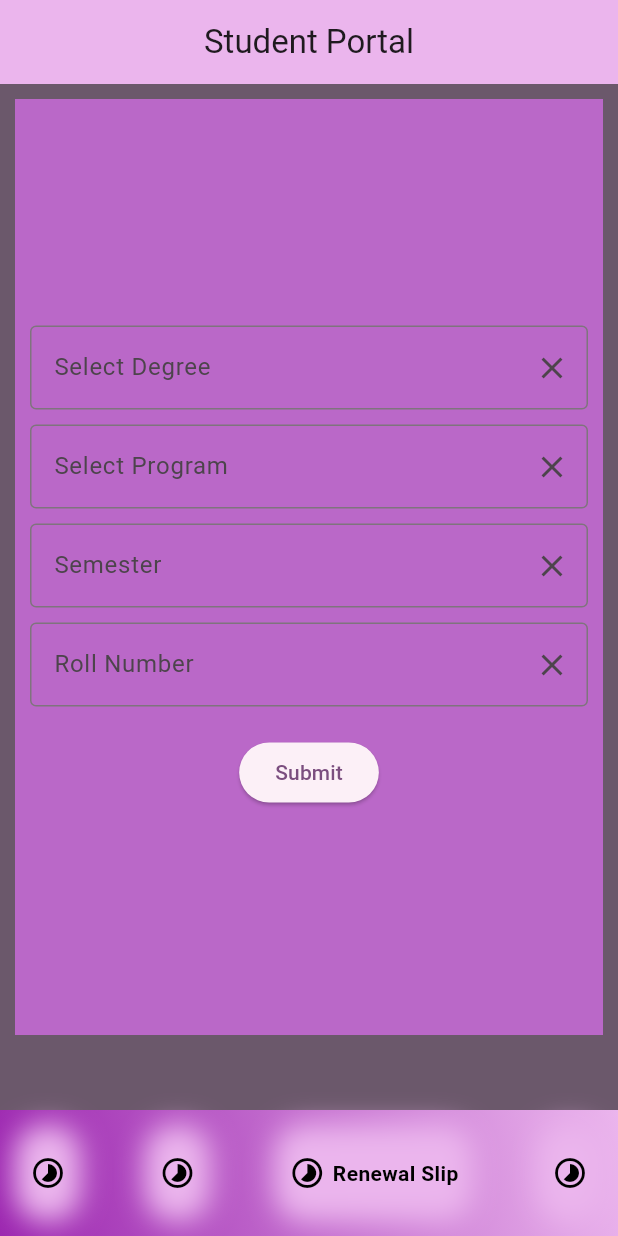
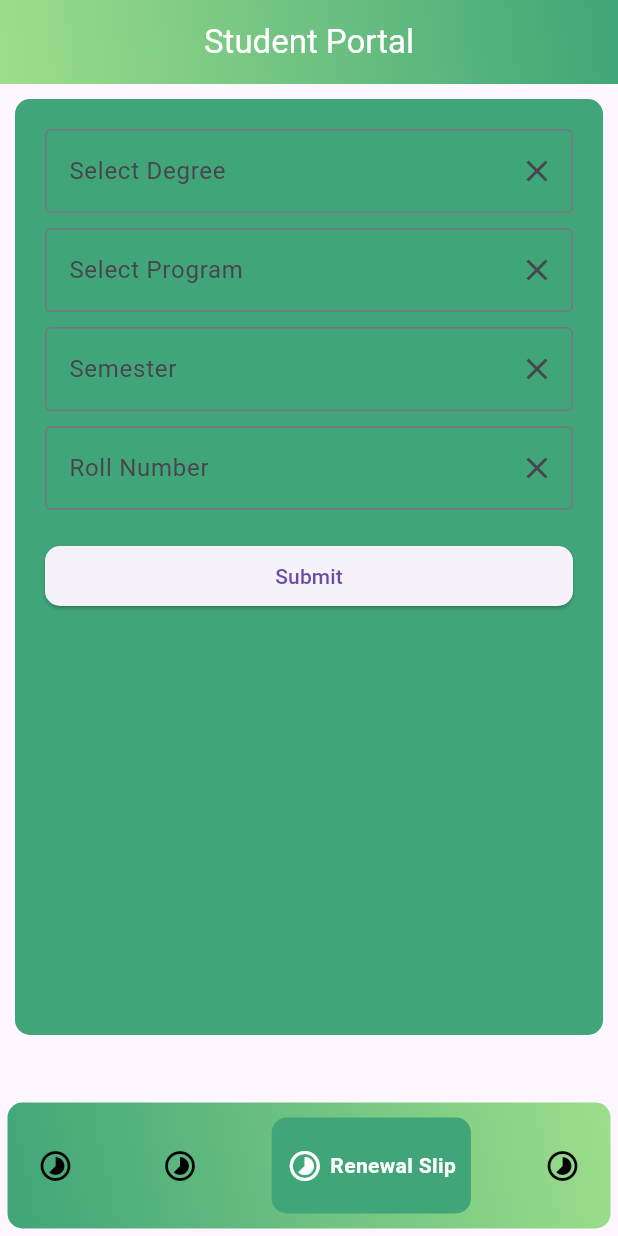
Before and after one commit to Faizan-glitch-os/university_student_portal, a Flutter app: the screen it shows after launch, item 3 of the bottom bar chosen, after a tap on "Submit", on a phone screen of 412 x 824 dp. Run offline on Flutter 3.47's test engine with Material 3 defaults, Android fonts, the phone set to English and light mode, and no system bars; drawn by our look-alikes of google_nav_bar, liquid_pull_to_refresh.

Commit message:
all screens designed and can be accessed via bottom Navigation Bar and completed

```diff
--- a/lib/app_screen.dart
+++ b/lib/app_screen.dart
@@ -3,25 +3,24 @@ import 'package:flutter/material.dart';
 import 'package:liquid_pull_to_refresh/liquid_pull_to_refresh.dart';
 import 'package:google_nav_bar/google_nav_bar.dart';
 
-import 'news.dart';
 import 'list_of_screens.dart';
 
-class MyHomePage extends StatefulWidget {
-  MyHomePage({super.key, required this.title});
+class AppScreen extends StatefulWidget {
+  AppScreen({super.key, required this.title});
 
   final String title;
 
   @override
-  State<MyHomePage> createState() => _MyHomePageState();
+  State<AppScreen> createState() => _AppScreenState();
 }
 
-class _MyHomePageState extends State<MyHomePage> {
+class _AppScreenState extends State<AppScreen> {
   String text = 'before';
   int _selectedIndex = 0;
 
   Future<void> _handleRefresh() async {
     Future.delayed(
-      Duration(seconds: 3),
+      const Duration(seconds: 3),
     );
     selectDegree.clear();
     selectProgram.clear();
@@ -47,17 +46,28 @@ class _MyHomePageState extends State<MyHomePage> {
     double deviceHeight = MediaQuery.of(context).size.height;
 
     return Scaffold(
-      backgroundColor: Theme.of(context).colorScheme.secondary,
       appBar: AppBar(
-        backgroundColor: Theme.of(context).colorScheme.inversePrimary,
-        title: Center(child: Text(widget.title)),
+        flexibleSpace: Container(
+          decoration: const BoxDecoration(
+            gradient: LinearGradient(colors: [
+              Color.fromRGBO(64, 165, 120, 1),
+              Color.fromRGBO(157, 222, 139, 1),
+            ], begin: Alignment.topRight, end: Alignment.bottomLeft),
+          ),
+        ),
+        title: Center(
+          child: Text(
+            widget.title,
+            style: const TextStyle(color: Colors.white),
+          ),
+        ),
         elevation: 0,
       ),
       body: LiquidPullToRefresh(
         onRefresh: _handleRefresh,
         height: 100,
-        backgroundColor: Colors.purple[300],
-        color: Theme.of(context).colorScheme.inversePrimary,
+        backgroundColor: const Color.fromRGBO(230, 255, 148, 1),
+        color: Colors.lightGreen,
         showChildOpacityTransition: false,
         borderWidth: 5,
         animSpeedFactor: 2,
@@ -66,9 +76,12 @@ class _MyHomePageState extends State<MyHomePage> {
           children: [
             Container(
               height: deviceHeight - 200,
-              padding: EdgeInsets.all(10),
-              margin: EdgeInsets.only(left: 10, right: 10, top: 10, bottom: 20),
-              decoration: BoxDecoration(color: Colors.purple[300]),
+              padding: const EdgeInsets.all(20),
+              margin: const EdgeInsets.only(
+                  left: 10, right: 10, top: 10, bottom: 20),
+              decoration: BoxDecoration(
+                  color: const Color.fromRGBO(64, 165, 120, 1),
+                  borderRadius: BorderRadius.circular(10)),
               child: listOfScreens[_selectedIndex],
             ),
           ],
@@ -76,31 +89,30 @@ class _MyHomePageState extends State<MyHomePage> {
       ),
       bottomNavigationBar: Container(
         decoration: BoxDecoration(
-          gradient: LinearGradient(colors: [
-            Theme.of(context).colorScheme.inversePrimary,
-            Colors.purple
-          ], begin: Alignment.topRight, end: Alignment.bottomLeft),
+          gradient: const LinearGradient(
+            colors: [
+              Color.fromRGBO(64, 165, 120, 1),
+              Color.fromRGBO(157, 222, 139, 1),
+            ],
+            begin: Alignment.bottomLeft,
+            end: Alignment.topRight,
+          ),
+          borderRadius: BorderRadius.circular(10),
         ),
-        padding: EdgeInsets.all(10),
+        padding: const EdgeInsets.all(10),
+        margin: const EdgeInsets.all(5),
         width: deviceWidth,
         child: GNav(
           selectedIndex: _selectedIndex,
           onTabChange: _navigateBottomBar,
           gap: 5,
-          tabBorderRadius: 20,
-          tabShadow: [
-            BoxShadow(
-                color: Theme.of(context).colorScheme.inversePrimary,
-                blurRadius: 15)
-          ],
+          tabBorderRadius: 10,
           curve: Curves.bounceIn,
-          padding: EdgeInsets.only(top: 20, bottom: 20, left: 10, right: 10),
-          activeColor: Colors.black,
-          tabBackgroundGradient: LinearGradient(
-              colors: [Colors.purple, Colors.purpleAccent],
-              begin: Alignment.topCenter,
-              end: Alignment.bottomLeft),
-          tabs: [
+          padding:
+              const EdgeInsets.only(top: 20, bottom: 20, left: 10, right: 10),
+          activeColor: Colors.white,
+          tabBackgroundColor: const Color.fromRGBO(64, 165, 120, 1),
+          tabs: const [
             GButton(
               icon: Icons.timelapse_rounded,
               text: 'Latest News',
--- a/lib/list_of_screens.dart
+++ b/lib/list_of_screens.dart
@@ -20,7 +20,10 @@ List<Widget> listOfScreens = [
         padding: const EdgeInsets.all(8.0),
         child: Text(
           latestNews[index],
-          style: TextStyle(fontSize: 20),
+          style: const TextStyle(
+            fontSize: 20,
+            color: Colors.white,
+          ),
         ),
       );
     },
@@ -32,247 +35,266 @@ List<Widget> listOfScreens = [
         padding: const EdgeInsets.all(8.0),
         child: Text(
           scholarships[index],
-          style: TextStyle(fontSize: 20),
+          style: const TextStyle(
+            fontSize: 20,
+            color: Colors.white,
+          ),
         ),
       );
     },
   ),
-  Column(
-    mainAxisAlignment: MainAxisAlignment.center,
+  ListView(
     children: [
       TextField(
         controller: selectDegree,
         keyboardType: TextInputType.text,
         decoration: InputDecoration(
-          border: OutlineInputBorder(),
+          border: const OutlineInputBorder(),
           hintText: 'Select Degree',
           suffixIcon: IconButton(
             onPressed: () {
               selectDegree.clear();
             },
-            icon: Icon(Icons.clear),
+            icon: const Icon(Icons.clear),
           ),
         ),
       ),
-      SizedBox(
+      const SizedBox(
         height: 10,
       ),
       TextField(
         controller: selectProgram,
         keyboardType: TextInputType.text,
         decoration: InputDecoration(
-          border: OutlineInputBorder(),
+          border: const OutlineInputBorder(),
           hintText: 'Select Program',
           suffixIcon: IconButton(
             onPressed: () {
               selectProgram.clear();
             },
-            icon: Icon(Icons.clear),
+            icon: const Icon(Icons.clear),
           ),
         ),
       ),
-      SizedBox(
+      const SizedBox(
         height: 10,
       ),
       TextField(
         controller: semester,
         keyboardType: TextInputType.number,
         decoration: InputDecoration(
-          border: OutlineInputBorder(),
+          border: const OutlineInputBorder(),
           hintText: 'Semester',
           suffixIcon: IconButton(
             onPressed: () {
               semester.clear();
             },
-            icon: Icon(Icons.clear),
+            icon: const Icon(Icons.clear),
           ),
         ),
       ),
-      SizedBox(
+      const SizedBox(
         height: 10,
       ),
       TextField(
         controller: rollNo,
         keyboardType: TextInputType.number,
         decoration: InputDecoration(
-          border: OutlineInputBorder(),
+          border: const OutlineInputBorder(),
           hintText: 'Roll Number',
           suffixIcon: IconButton(
             onPressed: () {
               rollNo.clear();
             },
-            icon: Icon(Icons.clear),
+            icon: const Icon(Icons.clear),
           ),
         ),
       ),
-      SizedBox(
+      const SizedBox(
         height: 20,
       ),
       ElevatedButton(
+        style: ButtonStyle(
+          shape: MaterialStatePropertyAll(
+            RoundedRectangleBorder(
+              borderRadius: BorderRadius.circular(10),
+            ),
+          ),
+        ),
         onPressed: () {
           print('Degree: $selectDegree');
           print('Program: $selectProgram');
           print('Semester: $semester');
           print('Roll Number: $rollNo');
         },
-        child: Text('Submit'),
+        child: const Text('Submit'),
       ),
     ],
   ),
-  Column(
-    mainAxisAlignment: MainAxisAlignment.center,
+  ListView(
     children: [
       TextField(
         controller: selectDegree,
         keyboardType: TextInputType.text,
         decoration: InputDecoration(
-          border: OutlineInputBorder(),
+          border: const OutlineInputBorder(),
           hintText: 'Select Degree',
           suffixIcon: IconButton(
             onPressed: () {
               selectDegree.clear();
             },
-            icon: Icon(Icons.clear),
+            icon: const Icon(Icons.clear),
           ),
         ),
       ),
-      SizedBox(
+      const SizedBox(
         height: 10,
       ),
       TextField(
         controller: selectProgram,
         keyboardType: TextInputType.text,
         decoration: InputDecoration(
-          border: OutlineInputBorder(),
+          border: const OutlineInputBorder(),
           hintText: 'Select Program',
           suffixIcon: IconButton(
             onPressed: () {
               selectProgram.clear();
             },
-            icon: Icon(Icons.clear),
+            icon: const Icon(Icons.clear),
           ),
         ),
       ),
-      SizedBox(
+      const SizedBox(
         height: 10,
       ),
       TextField(
         controller: semester,
         keyboardType: TextInputType.number,
         decoration: InputDecoration(
-          border: OutlineInputBorder(),
+          border: const OutlineInputBorder(),
           hintText: 'Semester',
           suffixIcon: IconButton(
             onPressed: () {
               semester.clear();
             },
-            icon: Icon(Icons.clear),
+            icon: const Icon(Icons.clear),
           ),
         ),
       ),
-      SizedBox(
+      const SizedBox(
         height: 10,
       ),
       TextField(
         controller: rollNo,
         keyboardType: TextInputType.number,
         decoration: InputDecoration(
-          border: OutlineInputBorder(),
+          border: const OutlineInputBorder(),
           hintText: 'Roll Number',
           suffixIcon: IconButton(
             onPressed: () {
               rollNo.clear();
             },
-            icon: Icon(Icons.clear),
+            icon: const Icon(Icons.clear),
           ),
         ),
       ),
-      SizedBox(
+      const SizedBox(
         height: 20,
       ),
       TextField(
         controller: selectDocument,
         keyboardType: TextInputType.text,
         decoration: InputDecoration(
-          border: OutlineInputBorder(),
+          border: const OutlineInputBorder(),
           hintText: 'Select Document',
           suffixIcon: IconButton(
             onPressed: () {
               selectDocument.clear();
             },
-            icon: Icon(Icons.clear),
+            icon: const Icon(Icons.clear),
           ),
         ),
       ),
-      SizedBox(
+      const SizedBox(
         height: 10,
       ),
       TextField(
         controller: name,
         keyboardType: TextInputType.text,
         decoration: InputDecoration(
-          border: OutlineInputBorder(),
+          border: const OutlineInputBorder(),
           hintText: 'Name',
           suffixIcon: IconButton(
             onPressed: () {
               name.clear();
             },
-            icon: Icon(Icons.clear),
+            icon: const Icon(Icons.clear),
           ),
         ),
       ),
-      SizedBox(
+      const SizedBox(
         height: 10,
       ),
       TextField(
         controller: sonOrDaughter,
         keyboardType: TextInputType.text,
         decoration: InputDecoration(
-          border: OutlineInputBorder(),
+          border: const OutlineInputBorder(),
           hintText: 'Son/Daughter of',
           suffixIcon: IconButton(
             onPressed: () {
               sonOrDaughter.clear();
             },
-            icon: Icon(Icons.clear),
+            icon: const Icon(Icons.clear),
           ),
         ),
       ),
-      SizedBox(
+      const SizedBox(
         height: 10,
       ),
       TextField(
         controller: cnic,
         keyboardType: TextInputType.number,
         decoration: InputDecoration(
-          border: OutlineInputBorder(),
+          border: const OutlineInputBorder(),
           hintText: 'CNIC',
           suffixIcon: IconButton(
             onPressed: () {
               cnic.clear();
             },
-            icon: Icon(Icons.clear),
+            icon: const Icon(Icons.clear),
           ),
         ),
       ),
-      SizedBox(
+      const SizedBox(
         height: 20,
       ),
       TextField(
         controller: phoneNo,
         keyboardType: TextInputType.number,
         decoration: InputDecoration(
-          border: OutlineInputBorder(),
+          border: const OutlineInputBorder(),
           hintText: 'Phone Number',
           suffixIcon: IconButton(
             onPressed: () {
               phoneNo.clear();
             },
-            icon: Icon(Icons.clear),
+            icon: const Icon(Icons.clear),
           ),
         ),
       ),
+      const SizedBox(
+        height: 20,
+      ),
       ElevatedButton(
+        style: ButtonStyle(
+          elevation: const MaterialStatePropertyAll(0),
+          shape: MaterialStatePropertyAll(
+            RoundedRectangleBorder(
+              borderRadius: BorderRadius.circular(10),
+            ),
+          ),
+        ),
         onPressed: () {
           print('Degree: $selectDegree');
           print('Program: $selectProgram');
@@ -284,7 +306,7 @@ List<Widget> listOfScreens = [
           print('CNIC: $cnic');
           print('Phone Number: $phoneNo');
         },
-        child: Text('Submit'),
+        child: const Text('Submit'),
       ),
     ],
   ),
--- a/lib/main.dart
+++ b/lib/main.dart
@@ -1,22 +1,21 @@
 import 'package:flutter/material.dart';
 
-import 'app_screen.dart';
+import 'package:university_student_portal/welcome_screen.dart';
 
 void main() {
-  runApp(MyApp());
+  runApp(const MyApp());
 }
 
 class MyApp extends StatelessWidget {
-  MyApp({super.key});
+  const MyApp({super.key});
 
   @override
   Widget build(BuildContext context) {
     return MaterialApp(
       theme: ThemeData(
-        colorScheme: ColorScheme.fromSeed(seedColor: Colors.purple),
         useMaterial3: true,
       ),
-      home: MyHomePage(title: 'Student Portal'),
+      home: const WelcomeScreen(),
     );
   }
 }
--- a/lib/welcome_screen.dart
+++ b/lib/welcome_screen.dart
@@ -0,0 +1,43 @@
+import 'dart:async';
+
+import 'package:flutter/material.dart';
+
+import 'app_screen.dart';
+
+class WelcomeScreen extends StatefulWidget {
+  const WelcomeScreen({super.key});
+
+  @override
+  State<WelcomeScreen> createState() => _WelcomeScreenState();
+}
+
+class _WelcomeScreenState extends State<WelcomeScreen> {
+  @override
+  void initState() {
+    super.initState();
+    Timer(
+      const Duration(seconds: 1),
+      () {
+        Navigator.of(context).pushReplacement(
+          MaterialPageRoute(
+            builder: (context) => AppScreen(
+              title: 'Student Portal',
+            ),
+          ),
+        );
+      },
+    );
+  }
+
+  @override
+  Widget build(BuildContext context) {
+    return const Scaffold(
+        backgroundColor: Color.fromRGBO(157, 222, 139, 1),
+        body: Center(
+          child: Column(
+            mainAxisAlignment: MainAxisAlignment.center,
+            children: [Text('Student Portal')],
+          ),
+        ));
+  }
+}
--- a/pubspec.yaml
+++ b/pubspec.yaml
@@ -62,8 +62,8 @@ flutter:
   uses-material-design: true
 
   # To add assets to your application, add an assets section, like this:
-  # assets:
-  #   - images/a_dot_burr.jpeg
+  assets:
+    - assets/images/
   #   - images/a_dot_ham.jpeg
 
   # An image asset can refer to one or more resolution-specific "variants", see
```
